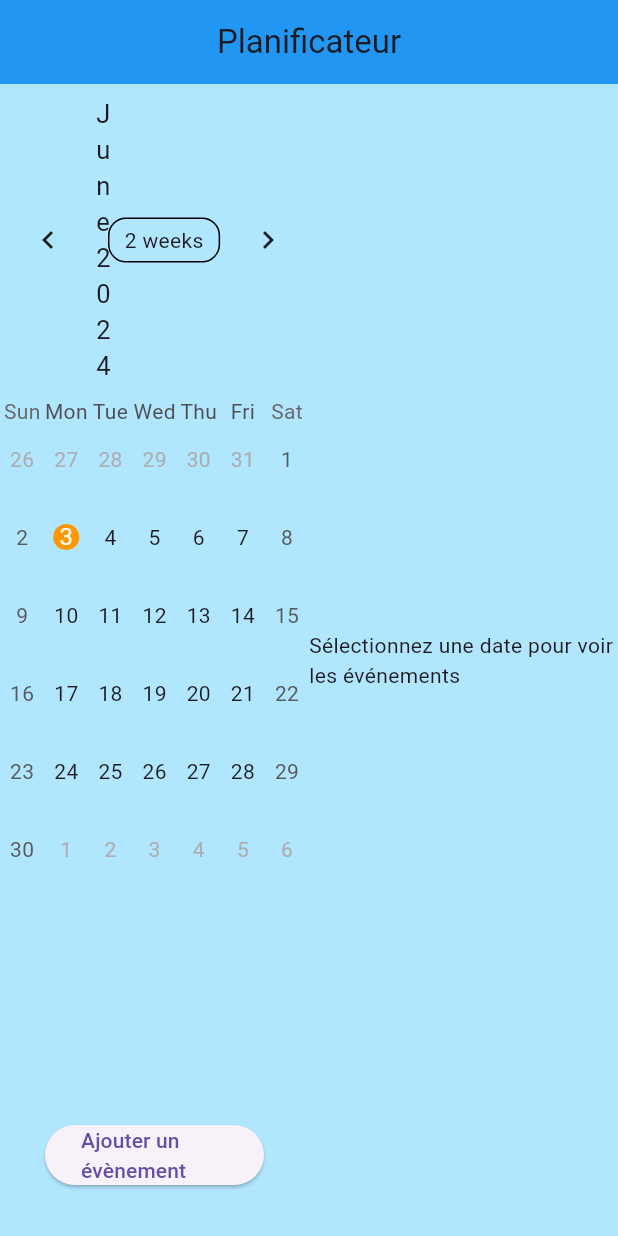
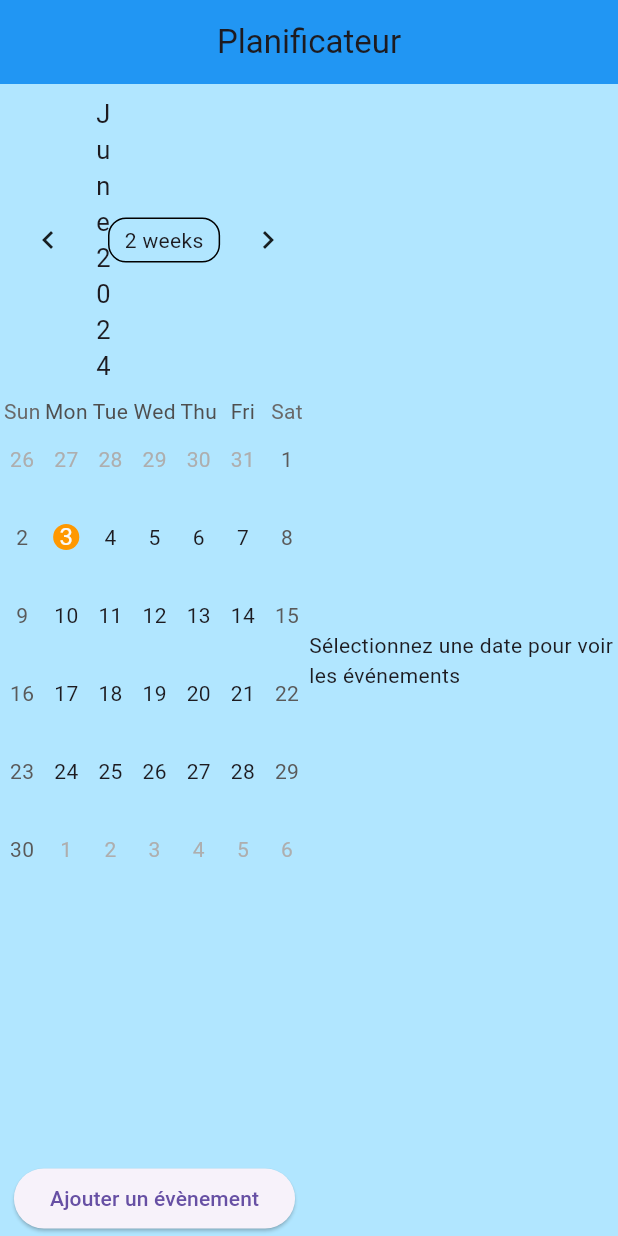
Before and after one commit to kevinjin95/frontSAEs4_2, a Flutter app: the screen it shows after launch, on a phone screen of 412 x 824 dp. Run offline on Flutter 3.47's test engine with Material 3 defaults, Android fonts, the phone set to English and light mode, and no system bars; drawn by our look-alikes of table_calendar; network calls fail.

Commit message:
revenir avant modif

```diff
--- a/lib/main.dart
+++ b/lib/main.dart
@@ -137,7 +137,7 @@ class _MyHomePageState extends State<MyHomePage> {
                         ),
                       ),
                       Padding(
-                        padding: const EdgeInsets.all(30.0),
+                        padding: const EdgeInsets.all(1.0),
                         child: ElevatedButton(
                           onPressed: () => _showAddEventDialog(_selectedDay!),
                           child: const Text('Ajouter un évènement'),
```
